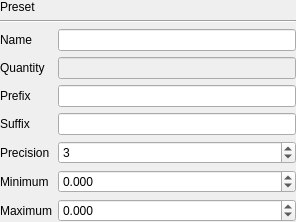
Before: the Qt Designer form Modules/Loadable/Units/Widgets/Resources/UI/qMRMLUnitWidget.ui in Slicer/SlicerGitSVNArchive, drawn with Qt 5.
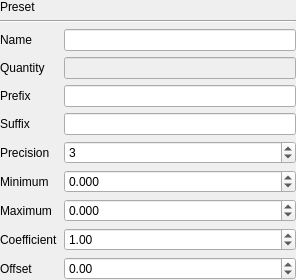
After: the same form once the commit is applied. Custom widgets are drawn as their Qt base class.

Commit message:
ENH: Add coefficient and offset support in unit's settings and widgets.
Issue #1694

Patch:
```diff
--- a/Modules/Loadable/Units/Widgets/Resources/UI/qMRMLUnitWidget.ui
+++ b/Modules/Loadable/Units/Widgets/Resources/UI/qMRMLUnitWidget.ui
@@ -7,7 +7,7 @@
     <x>0</x>
     <y>0</y>
     <width>296</width>
-    <height>211</height>
+    <height>263</height>
    </rect>
   </property>
   <property name="windowTitle">
@@ -97,7 +97,7 @@
       <string>Maximum</string>
      </property>
      <property name="alignment">
-      <set>Qt::AlignRight|Qt::AlignTrailing|Qt::AlignVCenter</set>
+      <set>Qt::AlignLeading|Qt::AlignLeft|Qt::AlignVCenter</set>
      </property>
     </widget>
    </item>
@@ -209,6 +209,43 @@
      </property>
     </widget>
    </item>
+   <item row="10" column="0">
+    <widget class="QLabel" name="CoefficientLabel">
+     <property name="text">
+      <string>Coefficient</string>
+     </property>
+    </widget>
+   </item>
+   <item row="10" column="1">
+    <widget class="QDoubleSpinBox" name="CoefficientSpinBox">
+     <property name="minimum">
+      <double>-10000.000000000000000</double>
+     </property>
+     <property name="maximum">
+      <double>10000.000000000000000</double>
+     </property>
+     <property name="value">
+      <double>1.000000000000000</double>
+     </property>
+    </widget>
+   </item>
+   <item row="11" column="0">
+    <widget class="QLabel" name="OffsetLabel">
+     <property name="text">
+      <string>Offset</string>
+     </property>
+    </widget>
+   </item>
+   <item row="11" column="1">
+    <widget class="QDoubleSpinBox" name="OffsetSpinBox">
+     <property name="minimum">
+      <double>-10000.000000000000000</double>
+     </property>
+     <property name="maximum">
+      <double>10000.000000000000000</double>
+     </property>
+    </widget>
+   </item>
   </layout>
  </widget>
  <customwidgets>
```
The commit also changes 16 other files.
